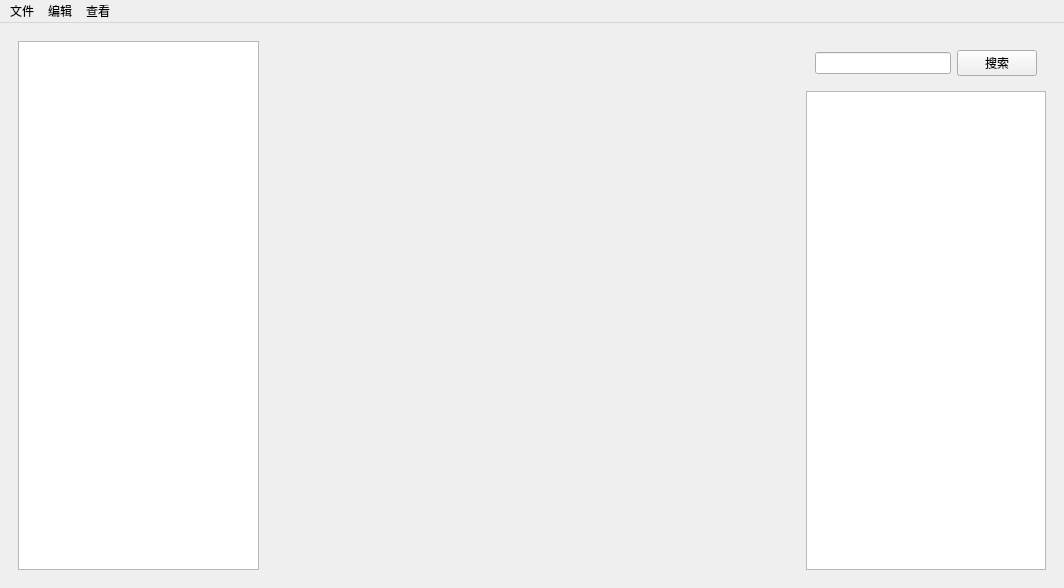
This is mainwindow.ui in Phillss/SAR-zkjr as Qt 5 draws it before an edit. The edited form follows.
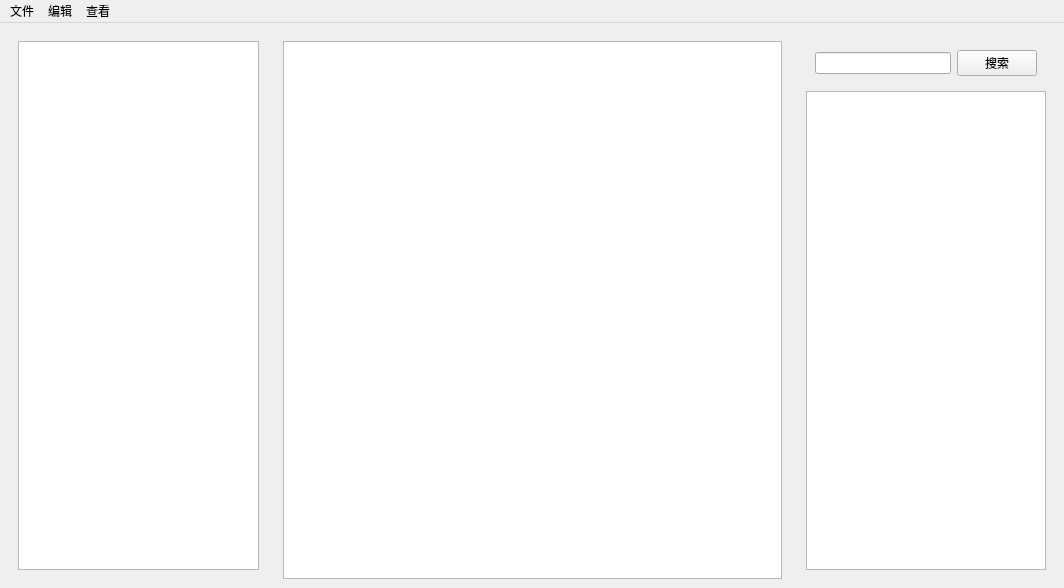
This is the edited form.

What changed in the file:
```diff
--- a/mainwindow.ui
+++ b/mainwindow.ui
@@ -66,6 +66,9 @@
        <property name="bottomMargin">
         <number>0</number>
        </property>
+       <item>
+        <widget class="QGraphicsView" name="graphicsView"/>
+       </item>
       </layout>
      </widget>
     </item>
```
Left out of the diff: 10 changed lines with no effect on the pictures.
